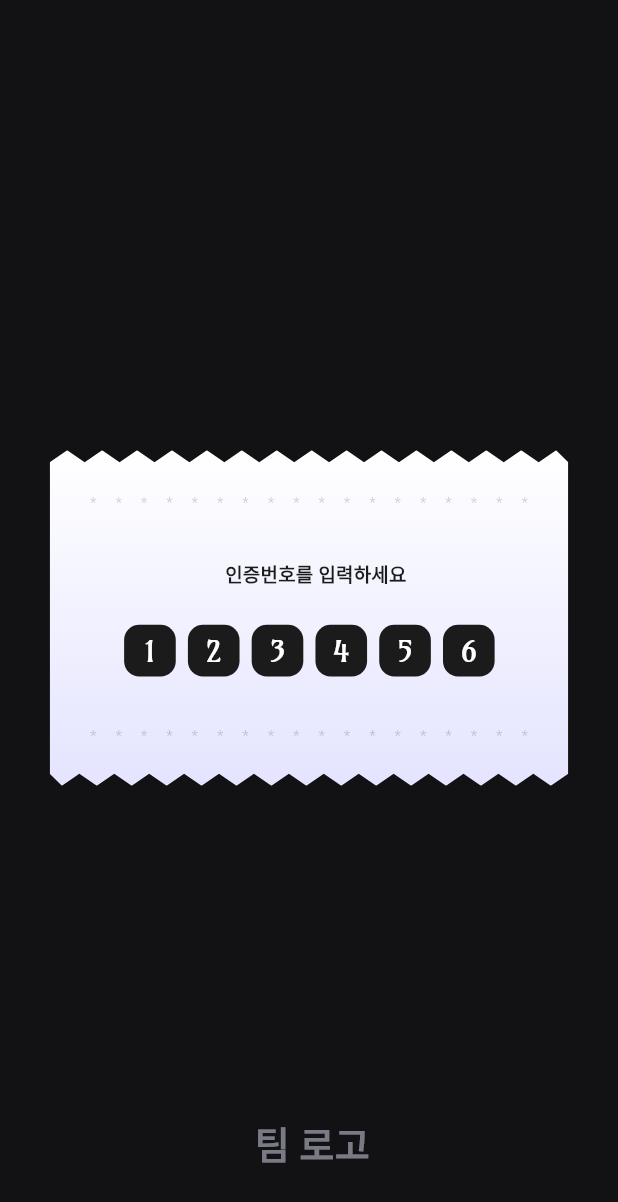
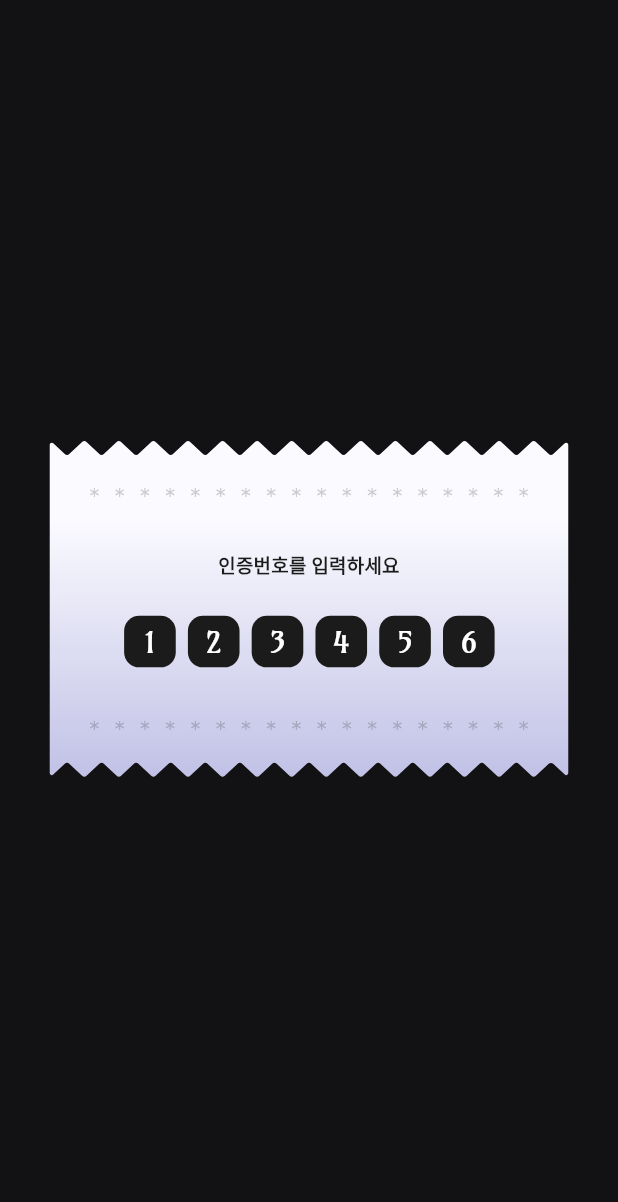
Before and after one commit to paran-accountbook/frontend, a Flutter app: the VerificationScreen screen opened directly, on a phone screen of 412 x 824 dp. Shown: the top 1202 px of the screen. Run offline on Flutter 3.47's test engine with Material 3 defaults, Android fonts, the phone set to English and light mode, and no system bars; our stand-ins replace flutter_dotenv, flutter_svg, logger; Roboto replaces fonts that are missing (Apple SD Gothic Neo).

Commit message:
fix: align email verification with revised design

```diff
--- a/sobilog/lib/core/constants/app_assets.dart
+++ b/sobilog/lib/core/constants/app_assets.dart
@@ -9,6 +9,8 @@ abstract final class AppAssets {
   static const String arrowDown = '$_iconRoot/arrow_down.svg';
   static const String arrowSmall = '$_iconRoot/arrow_small.svg';
   static const String divider = '$_iconRoot/divider.svg';
+  static const String asteriskDividerDark =
+      '$_iconRoot/asterisk_divider_dark.svg';
   static const String homeLogoSymbol = '$_iconRoot/home_logo_symbol.svg';
   static const String homeLogoWordmark = '$_iconRoot/home_logo_wordmark.svg';
   static const String wonDark = '$_iconRoot/won_dark.svg';
@@ -22,4 +24,6 @@ abstract final class AppAssets {
 
   static const String homeReceipt = '$_imageRoot/home/summary_receipt.svg';
   static const String homeBarcode = '$_imageRoot/home/barcode.svg';
+  static const String verificationReceipt =
+      '$_imageRoot/auth/verification_receipt.svg';
 }
--- a/sobilog/lib/features/auth/presentation/verification_screen.dart
+++ b/sobilog/lib/features/auth/presentation/verification_screen.dart
@@ -1,17 +1,40 @@
 import 'package:flutter/material.dart';
+import 'package:flutter_svg/flutter_svg.dart';
 
+import '../../../core/constants/app_assets.dart';
 import '../../../core/theme/app_colors.dart';
 import '../../../shared/widgets/design_canvas.dart';
-import '../../../shared/widgets/receipt_surface.dart';
 import 'terms_screen.dart';
 
-class VerificationScreen extends StatelessWidget {
+class VerificationScreen extends StatefulWidget {
   const VerificationScreen({super.key, this.onVerified});
 
   final VoidCallback? onVerified;
 
-  void _complete(BuildContext context) {
-    if (onVerified case final callback?) {
+  @override
+  State<VerificationScreen> createState() => _VerificationScreenState();
+}
+
+class _VerificationScreenState extends State<VerificationScreen> {
+  late final TextEditingController _controller;
+  late final FocusNode _focusNode;
+
+  @override
+  void initState() {
+    super.initState();
+    _controller = TextEditingController(text: '123456');
+    _focusNode = FocusNode();
+  }
+
+  @override
+  void dispose() {
+    _controller.dispose();
+    _focusNode.dispose();
+    super.dispose();
+  }
+
+  void _complete() {
+    if (widget.onVerified case final callback?) {
       callback();
       return;
     }
@@ -22,28 +45,58 @@ class VerificationScreen extends StatelessWidget {
 
   @override
   Widget build(BuildContext context) {
+    final digits = _controller.text.padRight(6).substring(0, 6).split('');
     return Scaffold(
+      resizeToAvoidBottomInset: false,
       body: DesignCanvas(
         child: ColoredBox(
           color: AppColors.background,
           child: Stack(
             children: [
               Positioned(
-                left: 33,
-                top: 593,
-                child: ReceiptSurface(
-                  child: Stack(
-                    children: [
-                      const Positioned(
-                        left: 53,
-                        top: 61,
-                        child: _AsteriskDivider(),
+                left: -200,
+                top: -100,
+                width: 100,
+                height: 50,
+                child: Opacity(
+                  opacity: 0,
+                  child: TextField(
+                    controller: _controller,
+                    focusNode: _focusNode,
+                    autofocus: true,
+                    maxLength: 6,
+                    keyboardType: TextInputType.text,
+                    keyboardAppearance: Brightness.light,
+                    textInputAction: TextInputAction.done,
+                    decoration: const InputDecoration.collapsed(hintText: ''),
+                    onChanged: (_) => setState(() {}),
+                    onSubmitted: (_) => _complete(),
+                  ),
+                ),
+              ),
+              Positioned(
+                left: 7,
+                top: 559,
+                width: 735,
+                height: 494,
+                child: SvgPicture.asset(
+                  AppAssets.verificationReceipt,
+                  fit: BoxFit.fill,
+                ),
+              ),
+              Positioned(
+                left: 86,
+                top: 642,
+                width: 577,
+                height: 13,
+                child: SvgPicture.asset(AppAssets.asteriskDividerDark),
               ),
               const Positioned(
-                        left: 231,
-                        top: 146,
+                top: 727,
+                width: 749,
                 child: Text(
                   '인증번호를 입력하세요',
+                  textAlign: TextAlign.center,
                   style: TextStyle(
                     color: Color(0xFF1B1B1B),
                     fontSize: 25,
@@ -52,16 +105,14 @@ class VerificationScreen extends StatelessWidget {
                 ),
               ),
               Positioned(
-                        left: 98,
-                        top: 230,
+                left: 131,
+                top: 811,
+                child: GestureDetector(
+                  onTap: _complete,
                   child: Row(
                     children: List.generate(6, (index) {
                       return Padding(
-                              padding: EdgeInsets.only(
-                                right: index == 5 ? 0 : 16,
-                              ),
-                              child: GestureDetector(
-                                onTap: () => _complete(context),
+                        padding: EdgeInsets.only(right: index == 5 ? 0 : 16),
                         child: Container(
                           width: 68,
                           height: 68,
@@ -71,7 +122,7 @@ class VerificationScreen extends StatelessWidget {
                             borderRadius: BorderRadius.circular(20),
                           ),
                           child: Text(
-                                    '${index + 1}',
+                            digits[index],
                             style: const TextStyle(
                               color: Colors.white,
                               fontFamily: 'Amarante',
@@ -79,31 +130,17 @@ class VerificationScreen extends StatelessWidget {
                             ),
                           ),
                         ),
-                              ),
                       );
                     }),
                   ),
                 ),
-                      const Positioned(
-                        left: 53,
-                        top: 368,
-                        child: _AsteriskDivider(),
-                      ),
-                    ],
-                  ),
-                ),
               ),
               Positioned(
-                left: 303,
-                top: 1469,
-                child: Text(
-                  '팀 로고',
-                  style: TextStyle(
-                    color: AppColors.text50,
-                    fontSize: 50,
-                    fontWeight: FontWeight.w600,
-                  ),
-                ),
+                left: 86,
+                top: 949,
+                width: 577,
+                height: 13,
+                child: SvgPicture.asset(AppAssets.asteriskDividerDark),
               ),
             ],
           ),
@@ -112,29 +149,3 @@ class VerificationScreen extends StatelessWidget {
     );
   }
 }
-
-class _AsteriskDivider extends StatelessWidget {
-  const _AsteriskDivider();
-
-  @override
-  Widget build(BuildContext context) {
-    return SizedBox(
-      width: 577,
-      height: 13,
-      child: Row(
-        mainAxisAlignment: MainAxisAlignment.spaceBetween,
-        children: List.generate(
-          18,
-          (_) => const Text(
-            '*',
-            style: TextStyle(
-              color: Color(0x331B1B1B),
-              fontSize: 20,
-              height: 0.8,
-            ),
-          ),
-        ),
-      ),
-    );
-  }
-}
--- a/sobilog/pubspec.yaml
+++ b/sobilog/pubspec.yaml
@@ -27,6 +27,7 @@ flutter:
     - assets/icons/
     - assets/icons/navigation/
     - assets/images/home/
+    - assets/images/auth/
   fonts:
     - family: BujangnimNunchi
       fonts:
```
Also changed, not shown: sobilog/assets/icons/asterisk_divider_dark.svg (added), sobilog/assets/images/auth/verification_receipt.svg (added). Lines whose indentation alone changed are shown as unchanged.
